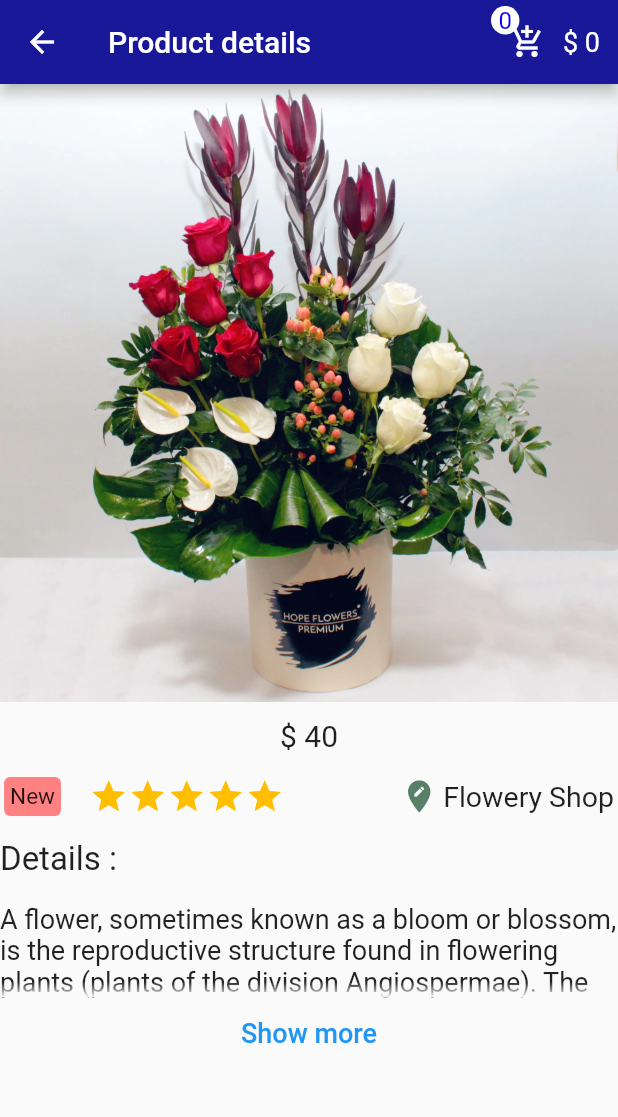
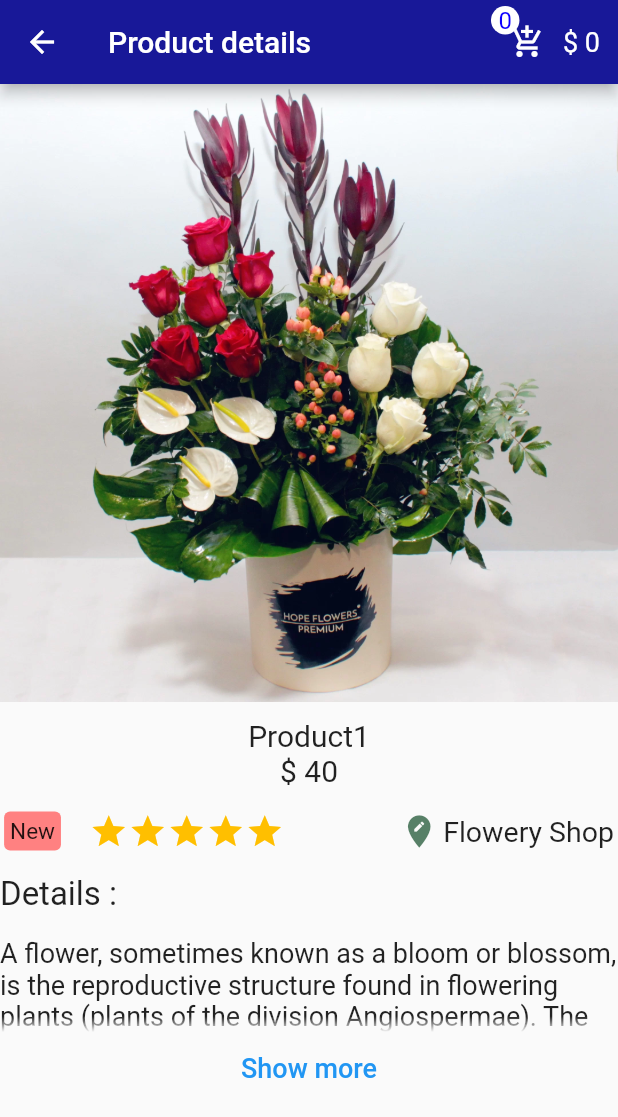
Before and after one commit to OsamaMohammadAbdalaziz/Flower-App, a Flutter app: the Details screen opened directly with sample values from the repository, on a phone screen of 412 x 824 dp. Shown: the top 1117 px of the screen. Run offline on Flutter 3.47's test engine with Material 2 defaults, Android fonts, the phone set to English and light mode, and no system bars.

Commit message:
Add widget.Product.name

```diff
--- a/lib/pages/Product_details.dart
+++ b/lib/pages/Product_details.dart
@@ -32,6 +32,10 @@ class _DetailsState extends State<Details> {
               Image.asset(widget.Product.imagepath),
               SizedBox(
                 height: 11,
+              ),
+              Text(
+                widget.Product.name,
+                style: TextStyle(fontSize: 20),
               ),
               Text(
                 "\$ ${widget.Product.price}",
```
